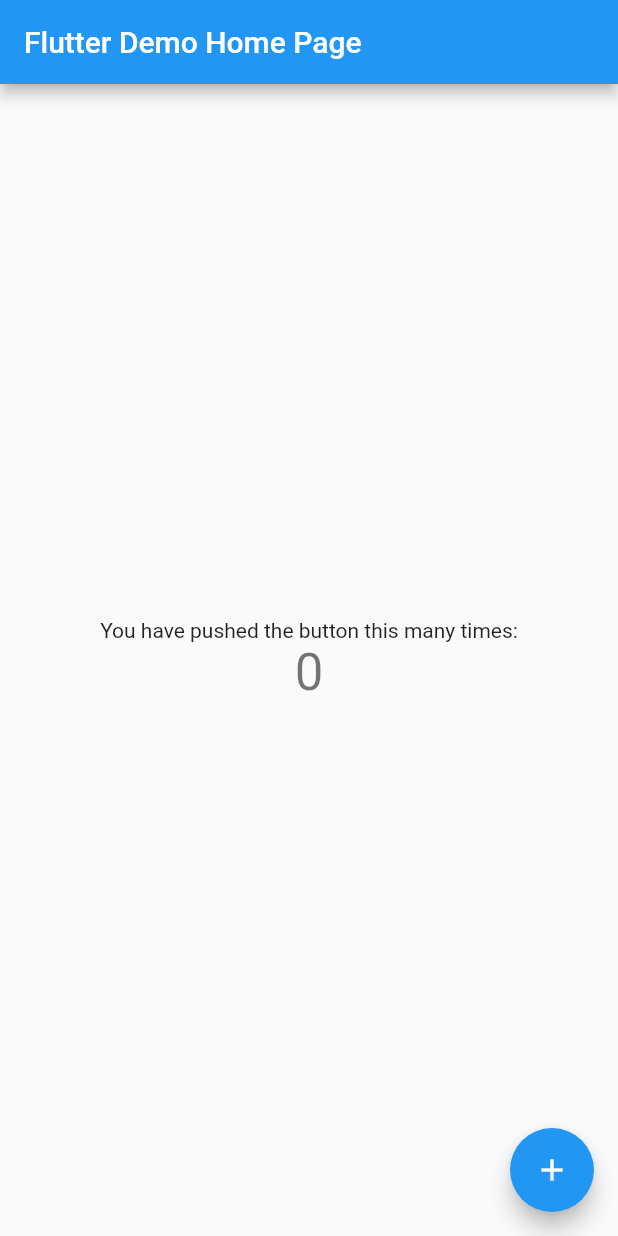
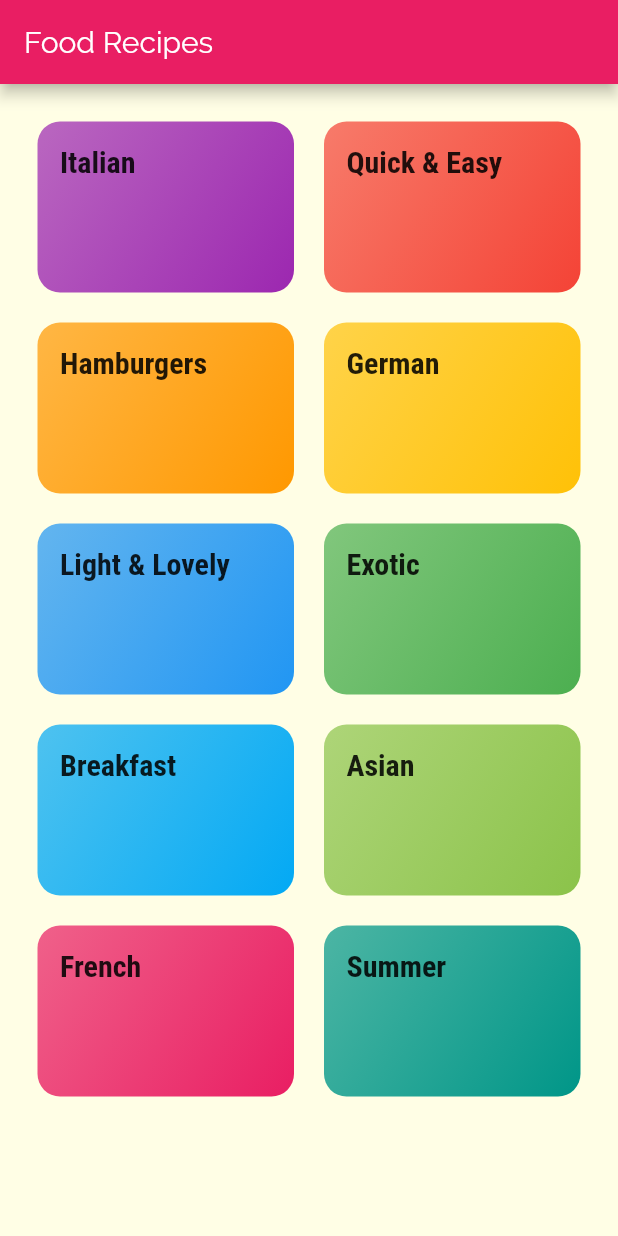
Before and after one commit to nazy61/food_recipes, a Flutter app: the screen it shows after launch, on a phone screen of 412 x 824 dp. Run offline on Flutter 3.47's test engine with Material 2 defaults, Android fonts, the phone set to English and light mode, and no system bars.

Commit message:
categories screen designed

```diff
--- /dev/null
+++ b/lib/categories_screen.dart
@@ -0,0 +1,30 @@
+import 'package:flutter/material.dart';
+
+import './dummy_data.dart';
+import './category_item.dart';
+
+class CategoriesScreen extends StatelessWidget {
+  @override
+  Widget build(BuildContext context) {
+    return Scaffold(
+      appBar: AppBar(title: const Text('Food Recipes'),),
+      body: GridView(
+        padding: const EdgeInsets.all(25),
+        children: DUMMY_CATEGORIES
+            .map(
+              (catData) => CategoryItem(
+                catData.title,
+                catData.color,
+              ),
+            )
+            .toList(),
+        gridDelegate: SliverGridDelegateWithMaxCrossAxisExtent(
+          maxCrossAxisExtent: 200,
+          childAspectRatio: 3 / 2,
+          crossAxisSpacing: 20,
+          mainAxisSpacing: 20,
+        ),
+      ),
+    );
+  }
+}
--- /dev/null
+++ b/lib/category_item.dart
@@ -0,0 +1,30 @@
+import 'package:flutter/material.dart';
+
+class CategoryItem extends StatelessWidget {
+  final String title;
+  final Color color;
+
+  CategoryItem(this.title, this.color);
+
+  @override
+  Widget build(BuildContext context) {
+    return Container(
+      padding: const EdgeInsets.all(15),
+      child: Text(
+        title,
+        style: Theme.of(context).textTheme.title,
+      ),
+      decoration: BoxDecoration(
+        gradient: LinearGradient(
+          colors: [
+            color.withOpacity(0.7),
+            color,
+          ],
+          begin: Alignment.topLeft,
+          end: Alignment.bottomRight,
+        ),
+        borderRadius: BorderRadius.circular(15),
+      ),
+    );
+  }
+}
--- /dev/null
+++ b/lib/dummy_data.dart
@@ -0,0 +1,56 @@
+import 'package:flutter/material.dart';
+
+import './models/category.dart';
+
+const DUMMY_CATEGORIES = const [
+  Category(
+    id: 'c1',
+    title: 'Italian',
+    color: Colors.purple,
+  ),
+  Category(
+    id: 'c2',
+    title: 'Quick & Easy',
+    color: Colors.red,
+  ),
+  Category(
+    id: 'c3',
+    title: 'Hamburgers',
+    color: Colors.orange,
+  ),
+  Category(
+    id: 'c4',
+    title: 'German',
+    color: Colors.amber,
+  ),
+  Category(
+    id: 'c5',
+    title: 'Light & Lovely',
+    color: Colors.blue,
+  ),
+  Category(
+    id: 'c6',
+    title: 'Exotic',
+    color: Colors.green,
+  ),
+  Category(
+    id: 'c7',
+    title: 'Breakfast',
+    color: Colors.lightBlue,
+  ),
+  Category(
+    id: 'c8',
+    title: 'Asian',
+    color: Colors.lightGreen,
+  ),
+  Category(
+    id: 'c9',
+    title: 'French',
+    color: Colors.pink,
+  ),
+  Category(
+    id: 'c10',
+    title: 'Summer',
+    color: Colors.teal,
+  ),
+];
--- a/lib/main.dart
+++ b/lib/main.dart
@@ -1,111 +1,35 @@
 import 'package:flutter/material.dart';
+
+import 'package:food_recipes/categories_screen.dart';
 
 void main() => runApp(MyApp());
 
 class MyApp extends StatelessWidget {
-  // This widget is the root of your application.
   @override
   Widget build(BuildContext context) {
     return MaterialApp(
-      title: 'Flutter Demo',
+      title: 'Food Recipes',
+      debugShowCheckedModeBanner: false,
       theme: ThemeData(
-        // This is the theme of your application.
-        //
-        // Try running your application with "flutter run". You'll see the
-        // application has a blue toolbar. Then, without quitting the app, try
-        // changing the primarySwatch below to Colors.green and then invoke
-        // "hot reload" (press "r" in the console where you ran "flutter run",
-        // or simply save your changes to "hot reload" in a Flutter IDE).
-        // Notice that the counter didn't reset back to zero; the application
-        // is not restarted.
-        primarySwatch: Colors.blue,
+        primarySwatch: Colors.pink,
+        accentColor: Colors.amber,
+        canvasColor: Color.fromRGBO(255, 254, 229, 1),
+        fontFamily: 'Raleway',
+        textTheme: ThemeData.light().textTheme.copyWith(
+              body1: TextStyle(
+                color: Color.fromRGBO(20, 51, 51, 1),
+              ),
+              body2: TextStyle(
+                color: Color.fromRGBO(20, 51, 51, 1),
+              ),
+              title: TextStyle(
+                fontSize: 20,
+                fontFamily: 'RobotoCondensed',
+                fontWeight: FontWeight.bold,
+              ),
+            ),
       ),
-      home: MyHomePage(title: 'Flutter Demo Home Page'),
+      home: CategoriesScreen(),
     );
   }
 }
-
-class MyHomePage extends StatefulWidget {
-  MyHomePage({Key key, this.title}) : super(key: key);
-
-  // This widget is the home page of your application. It is stateful, meaning
-  // that it has a State object (defined below) that contains fields that affect
-  // how it looks.
-
-  // This class is the configuration for the state. It holds the values (in this
-  // case the title) provided by the parent (in this case the App widget) and
-  // used by the build method of the State. Fields in a Widget subclass are
-  // always marked "final".
-
-  final String title;
-
-  @override
-  _MyHomePageState createState() => _MyHomePageState();
-}
-
-class _MyHomePageState extends State<MyHomePage> {
-  int _counter = 0;
-
-  void _incrementCounter() {
-    setState(() {
-      // This call to setState tells the Flutter framework that something has
-      // changed in this State, which causes it to rerun the build method below
-      // so that the display can reflect the updated values. If we changed
-      // _counter without calling setState(), then the build method would not be
-      // called again, and so nothing would appear to happen.
-      _counter++;
-    });
-  }
-
-  @override
-  Widget build(BuildContext context) {
-    // This method is rerun every time setState is called, for instance as done
-    // by the _incrementCounter method above.
-    //
-    // The Flutter framework has been optimized to make rerunning build methods
-    // fast, so that you can just rebuild anything that needs updating rather
-    // than having to individually change instances of widgets.
-    return Scaffold(
-      appBar: AppBar(
-        // Here we take the value from the MyHomePage object that was created by
-        // the App.build method, and use it to set our appbar title.
-        title: Text(widget.title),
-      ),
-      body: Center(
-        // Center is a layout widget. It takes a single child and positions it
-        // in the middle of the parent.
-        child: Column(
-          // Column is also a layout widget. It takes a list of children and
-          // arranges them vertically. By default, it sizes itself to fit its
-          // children horizontally, and tries to be as tall as its parent.
-          //
-          // Invoke "debug painting" (press "p" in the console, choose the
-          // "Toggle Debug Paint" action from the Flutter Inspector in Android
-          // Studio, or the "Toggle Debug Paint" command in Visual Studio Code)
-          // to see the wireframe for each widget.
-          //
-          // Column has various properties to control how it sizes itself and
-          // how it positions its children. Here we use mainAxisAlignment to
-          // center the children vertically; the main axis here is the vertical
-          // axis because Columns are vertical (the cross axis would be
-          // horizontal).
-          mainAxisAlignment: MainAxisAlignment.center,
-          children: <Widget>[
-            Text(
-              'You have pushed the button this many times:',
-            ),
-            Text(
-              '$_counter',
-              style: Theme.of(context).textTheme.display1,
-            ),
-          ],
-        ),
-      ),
-      floatingActionButton: FloatingActionButton(
-        onPressed: _incrementCounter,
-        tooltip: 'Increment',
-        child: Icon(Icons.add),
-      ), // This trailing comma makes auto-formatting nicer for build methods.
-    );
-  }
-}
--- /dev/null
+++ b/lib/models/category.dart
@@ -0,0 +1,13 @@
+import 'package:flutter/material.dart';
+
+class Category {
+  final String id;
+  final String title;
+  final Color color;
+
+  const Category({
+    @required this.id,
+    @required this.title,
+    this.color = Colors.orange,
+  });
+}
```
Also changed, not shown: pubspec.yaml (+17 -6 lines), assets/fonts/Raleway-Black.ttf (added), assets/fonts/Raleway-Bold.ttf (added), assets/fonts/Raleway-Regular.ttf (added), assets/fonts/RobotoCondensed-Bold.ttf (added), assets/fonts/RobotoCondensed-Italic.ttf (added), assets/fonts/RobotoCondensed-Light.ttf (added), assets/fonts/RobotoCondensed-Regular.ttf (added).
